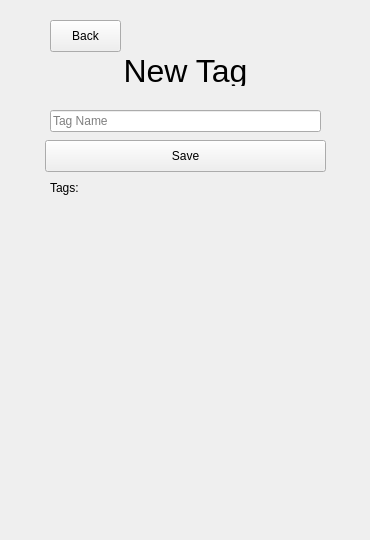
This is ui_qtdesigner/TagAdder.ui in alessandraalf/contacts-manager as Qt 5 draws it before an edit. The edited form follows.
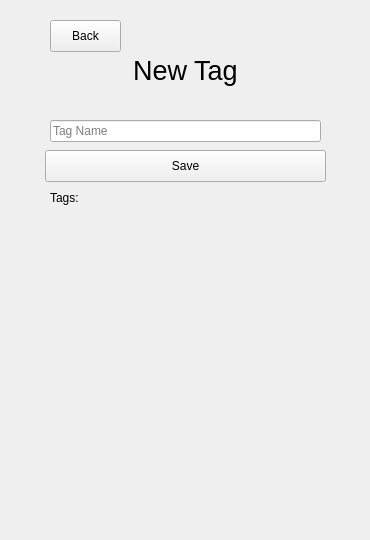
This is the edited form.

Diff of the .ui file:
```diff
--- a/ui_qtdesigner/TagAdder.ui
+++ b/ui_qtdesigner/TagAdder.ui
@@ -29,7 +29,7 @@
    <property name="geometry">
     <rect>
      <x>50</x>
-     <y>180</y>
+     <y>190</y>
      <width>60</width>
      <height>16</height>
     </rect>
@@ -55,7 +55,7 @@
    <property name="geometry">
     <rect>
      <x>50</x>
-     <y>110</y>
+     <y>120</y>
      <width>271</width>
      <height>22</height>
     </rect>
@@ -77,7 +77,7 @@
    <property name="geometry">
     <rect>
      <x>40</x>
-     <y>215</y>
+     <y>225</y>
      <width>291</width>
      <height>261</height>
     </rect>
@@ -128,7 +128,7 @@
    <property name="geometry">
     <rect>
      <x>45</x>
-     <y>140</y>
+     <y>150</y>
      <width>281</width>
      <height>32</height>
     </rect>
@@ -140,15 +140,15 @@
   <widget class="QLabel" name="newContact">
    <property name="geometry">
     <rect>
-     <x>105</x>
+     <x>55</x>
      <y>55</y>
-     <width>161</width>
+     <width>261</width>
      <height>31</height>
     </rect>
    </property>
    <property name="font">
     <font>
-     <pointsize>24</pointsize>
+     <pointsize>20</pointsize>
     </font>
    </property>
    <property name="text">
```
